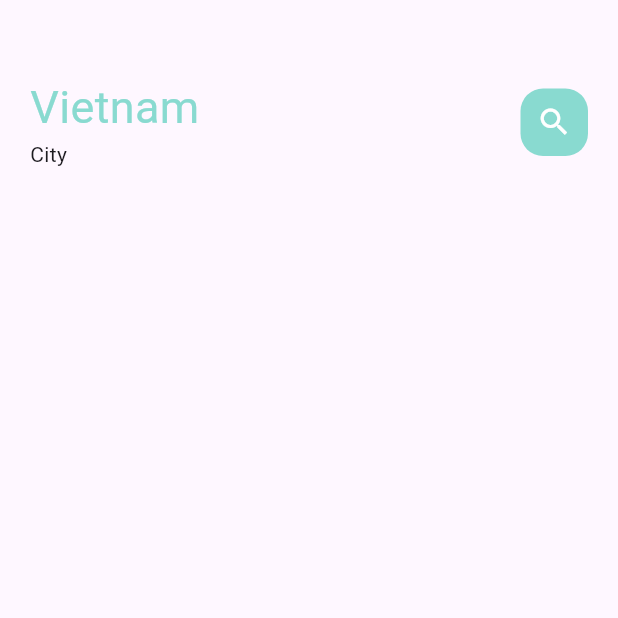
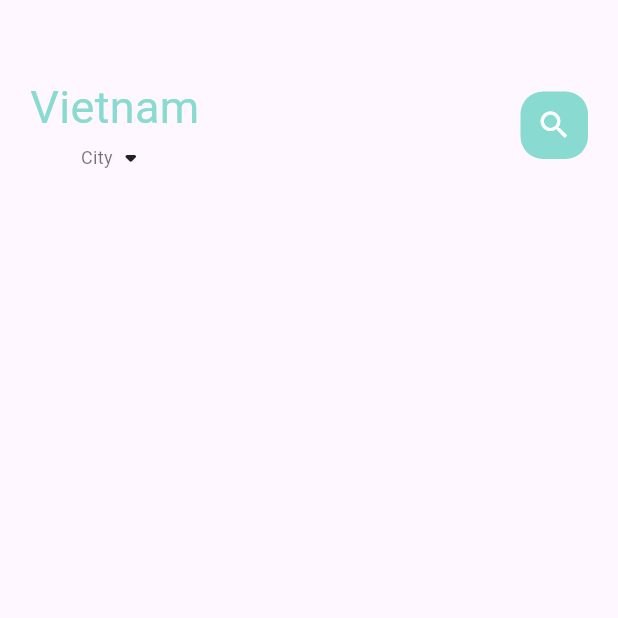
Before and after one commit to HaMinhLong/E-ecommerce-Flutter, a Flutter app: the screen it shows after launch, on a phone screen of 412 x 824 dp, the top half of it. Run offline on Flutter 3.47's test engine with Material 3 defaults, Android fonts, the phone set to English and light mode, and no system bars.

Commit message:
Add hone page interface

```diff
--- a/lib/screens/home/main_food_page.dart
+++ b/lib/screens/home/main_food_page.dart
@@ -1,6 +1,7 @@
 import 'package:flutter/material.dart';
 import 'package:portal_flutter/utils/colors.dart';
 import 'package:portal_flutter/widgets/big_text.dart';
+import 'package:portal_flutter/widgets/small_text.dart';
 
 class MainFoodPage extends StatefulWidget {
   const MainFoodPage({super.key});
@@ -22,14 +23,22 @@ class _MainFoodPageState extends State<MainFoodPage> {
               mainAxisAlignment: MainAxisAlignment.spaceBetween,
               children: [
                 Column(
-                  crossAxisAlignment: CrossAxisAlignment.start,
+                  crossAxisAlignment: CrossAxisAlignment.center,
                   children: [
                     BigText(
                       text: 'Vietnam',
                       color: AppColors.mainColor,
                       size: 30,
                     ),
-                    Text('City'),
+                    Row(
+                      children: [
+                        SmallText(
+                          text: 'City',
+                          color: Colors.black54,
+                        ),
+                        const Icon(Icons.arrow_drop_down_rounded)
+                      ],
+                    ),
                   ],
                 ),
                 Center(
--- a/lib/widgets/big_text.dart
+++ b/lib/widgets/big_text.dart
@@ -18,6 +18,7 @@ class BigText extends StatelessWidget {
   Widget build(BuildContext context) {
     return Text(
       text,
+      maxLines: 1,
       overflow: overFlow,
       style: TextStyle(
           fontFamily: 'Roboto',
--- /dev/null
+++ b/lib/widgets/small_text.dart
@@ -0,0 +1,25 @@
+import 'package:flutter/material.dart';
+
+class SmallText extends StatelessWidget {
+  Color? color;
+  final String text;
+  double size;
+  double height;
+
+  SmallText(
+      {Key? key,
+      this.color = const Color(0xFFccc7c5),
+      required this.text,
+      this.size = 12,
+      this.height = 1.2})
+      : super(key: key);
+
+  @override
+  Widget build(BuildContext context) {
+    return Text(
+      text,
+      style: TextStyle(
+          fontFamily: 'Roboto', color: color, fontSize: size, height: height),
+    );
+  }
+}
```
